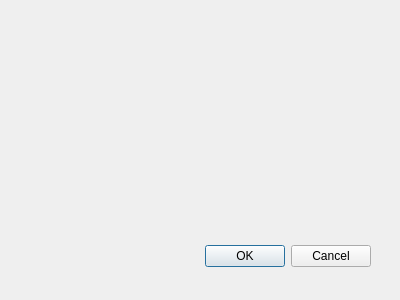
Before: the Qt Designer form about.ui in masterashu/Tester, drawn with Qt 5.
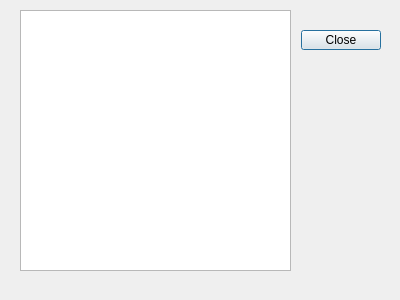
After: the same form once the commit is applied.

Commit message: Fixed About dialog box, but no text in the about textview

Patch:
```diff
--- a/about.ui
+++ b/about.ui
@@ -12,23 +12,42 @@
     <height>300</height>
    </rect>
   </property>
+  <property name="sizePolicy">
+   <sizepolicy hsizetype="Preferred" vsizetype="Fixed">
+    <horstretch>0</horstretch>
+    <verstretch>0</verstretch>
+   </sizepolicy>
+  </property>
+  <property name="minimumSize">
+   <size>
+    <width>200</width>
+    <height>50</height>
+   </size>
+  </property>
   <property name="windowTitle">
    <string>Dialog</string>
   </property>
-  <widget name="buttonBox" class="QDialogButtonBox">
+  <widget class="QTextBrowser" name="textBrowser">
    <property name="geometry">
     <rect>
-     <x>30</x>
-     <y>240</y>
-     <width>341</width>
-     <height>32</height>
+     <x>20</x>
+     <y>10</y>
+     <width>271</width>
+     <height>261</height>
     </rect>
    </property>
-   <property name="orientation">
-    <enum>Qt::Horizontal</enum>
+  </widget>
+  <widget class="QDialogButtonBox" name="buttonBox">
+   <property name="geometry">
+    <rect>
+     <x>300</x>
+     <y>30</y>
+     <width>81</width>
+     <height>20</height>
+    </rect>
    </property>
    <property name="standardButtons">
-    <set>QDialogButtonBox::Cancel|QDialogButtonBox::Ok</set>
+    <set>QDialogButtonBox::Close</set>
    </property>
   </widget>
  </widget>
```
Left out of the diff: 44 changed lines with no effect on the pictures. The commit also changes 5 other files.
